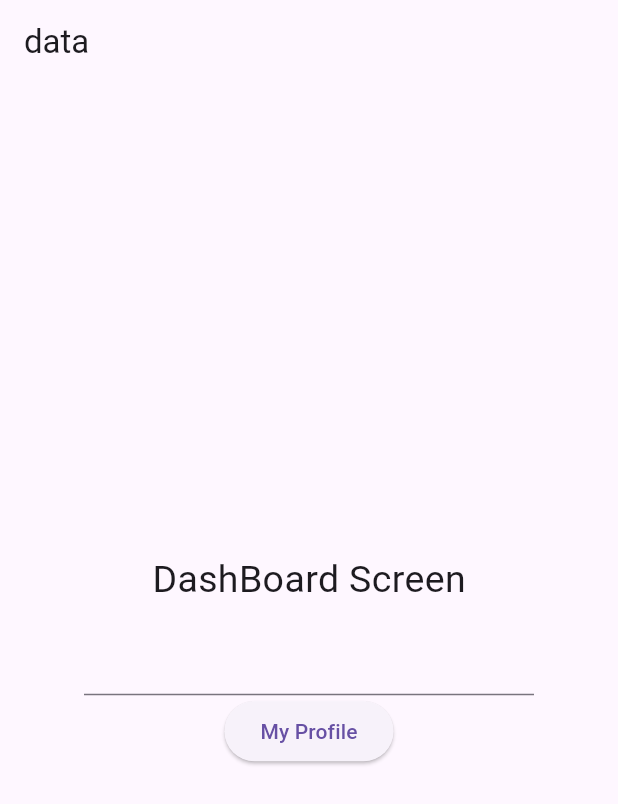
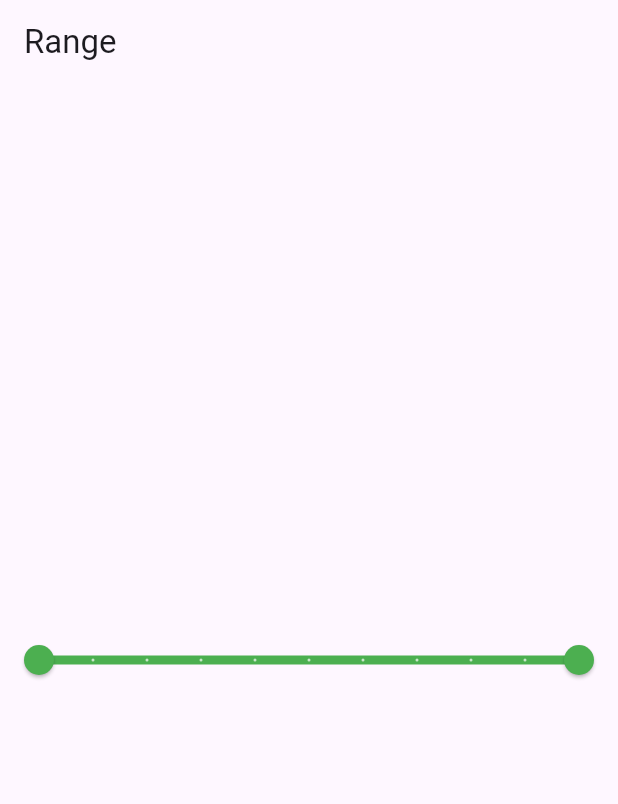
Before and after one commit to Md-Raju-Mia/flutter_development_journey_with_wscubeTech, a Flutter app: the screen it shows after launch, on a phone screen of 412 x 824 dp. Shown: the top 804 px of the screen. Run offline on Flutter 3.47's test engine with Material 3 defaults, Android fonts, the phone set to English and light mode, and no system bars; our stand-ins replace font_awesome_flutter.

Commit message:
Adding a range Slider

```diff
--- a/lib/main.dart
+++ b/lib/main.dart
@@ -2194,6 +2194,74 @@ class _MyHomePageState extends State<MyHomePage> {
 
 /**Passing Data From one Screen to Another Screen*/
 
+// void main(){
+//   runApp(MyApp());
+// }
+//
+// class MyApp extends StatelessWidget {
+//   const MyApp({super.key});
+//
+//   @override
+//   Widget build(BuildContext context) {
+//     return MaterialApp(
+//       title: "FlutterApp",
+//       debugShowCheckedModeBanner: false,
+//       theme: ThemeData(
+//         primarySwatch: Colors.blue
+//       ),
+//       home: SplashScreen(),
+//
+//
+//     );
+//   }
+// }
+//
+//
+// class DashboardScreen extends StatelessWidget {
+//
+//   var nameController = TextEditingController();
+//
+//   @override
+//   Widget build(BuildContext context) {
+//     return Scaffold(
+//       appBar: AppBar(
+//         title: Text('data'),
+//       ),
+//       body: Center(
+//         child: Container(
+//           width: 300,
+//           child: Column(
+//             mainAxisAlignment: MainAxisAlignment.center,
+//             children: [
+//               Text("DashBoard Screen",
+//               style: TextStyle(
+//                 fontSize: 25,
+//               ),
+//               ),
+//               SizedBox(height: 11,),
+//               TextField(
+//                 controller: nameController,
+//               ),
+//               ElevatedButton(onPressed: (){
+//                 Navigator.push(context, MaterialPageRoute(builder: (context) => MyProfileScreen(nameController.text.toString()),
+//                 ));
+//               },
+//                   child: Text("My Profile")
+//               )
+//             ],
+//           ),
+//
+//         ),
+//       ),
+//     );
+//   }
+// }
+
+
+/**+++++++++++++++++++++++++++++++++++++++++++++++++++++++++++++++++++++++++*/
+
+///Adding a range Slider
+
 void main(){
   runApp(MyApp());
 }
@@ -2204,58 +2272,51 @@ class MyApp extends StatelessWidget {
   @override
   Widget build(BuildContext context) {
     return MaterialApp(
-      title: "FlutterApp",
-      debugShowCheckedModeBanner: false,
-      theme: ThemeData(
-        primarySwatch: Colors.blue
-      ),
-      home: SplashScreen(),
-
-
+      home: MyHomePage(),
     );
   }
 }
 
-
-class DashboardScreen extends StatelessWidget {
-
-  var nameController = TextEditingController();
+class MyHomePage extends StatefulWidget {
+
+  @override
+  State<MyHomePage> createState() => _MyHomePageState();
+}
+
+class _MyHomePageState extends State<MyHomePage> {
+  RangeValues values = RangeValues(0, 1);
+  // RangeValues values = RangeValues(0, 100);
 
   @override
   Widget build(BuildContext context) {
+    RangeLabels labels = RangeLabels(values.start.toString(), values.end.toString());
     return Scaffold(
       appBar: AppBar(
-        title: Text('data'),
+        title: Text('Range'),
       ),
+
       body: Center(
-        child: Container(
-          width: 300,
-          child: Column(
-            mainAxisAlignment: MainAxisAlignment.center,
-            children: [
-              Text("DashBoard Screen",
-              style: TextStyle(
-                fontSize: 25,
-              ),
-              ),
-              SizedBox(height: 11,),
-              TextField(
-                controller: nameController,
-              ),
-              ElevatedButton(onPressed: (){
-                Navigator.push(context, MaterialPageRoute(builder: (context) => MyProfileScreen(nameController.text.toString()),
-                ));
-              },
-                  child: Text("My Profile")
-              )
-            ],
-          ),
-
+        child: RangeSlider(
+            values: values,
+            labels: labels,
+            divisions: 10,
+            // activeColor: Colors.green,
+            // inactiveColor: Colors.red,
+          activeColor: Colors.green,
+          inactiveColor: Colors.green.shade100,
+            // min: 0,   ///This two value min max have to give if you want to take range between 0 to 100
+            // max: 100,
+            onChanged: (newValue){
+              values = newValue;
+              print('${newValue.start}, ${newValue.end}');
+              setState(() {
+
+              });
+            },
         ),
       ),
     );
   }
 }
 
-
-/**+++++++++++++++++++++++++++++++++++++++++++++++++++++++++++++++++++++++++*/
+/**++++++++++++++++++++++++++++++++++++++++++++++++++++++++++++++++++++++++++++++++++++++++++++++++*/
--- a/lib/splash_screen.dart
+++ b/lib/splash_screen.dart
@@ -16,10 +16,10 @@ class _SplashScreenState extends State<SplashScreen> {
   void initState() {
     super.initState();
 
-    Timer(Duration(seconds: 2), (){
-        Navigator.pushReplacement(context, MaterialPageRoute(builder: (context) => DashboardScreen(),
-        ));
-    });
+    // Timer(Duration(seconds: 2), (){
+    //     Navigator.pushReplacement(context, MaterialPageRoute(builder: (context) => DashboardScreen(),
+    //     ));
+    // });
   }
 
 
```
